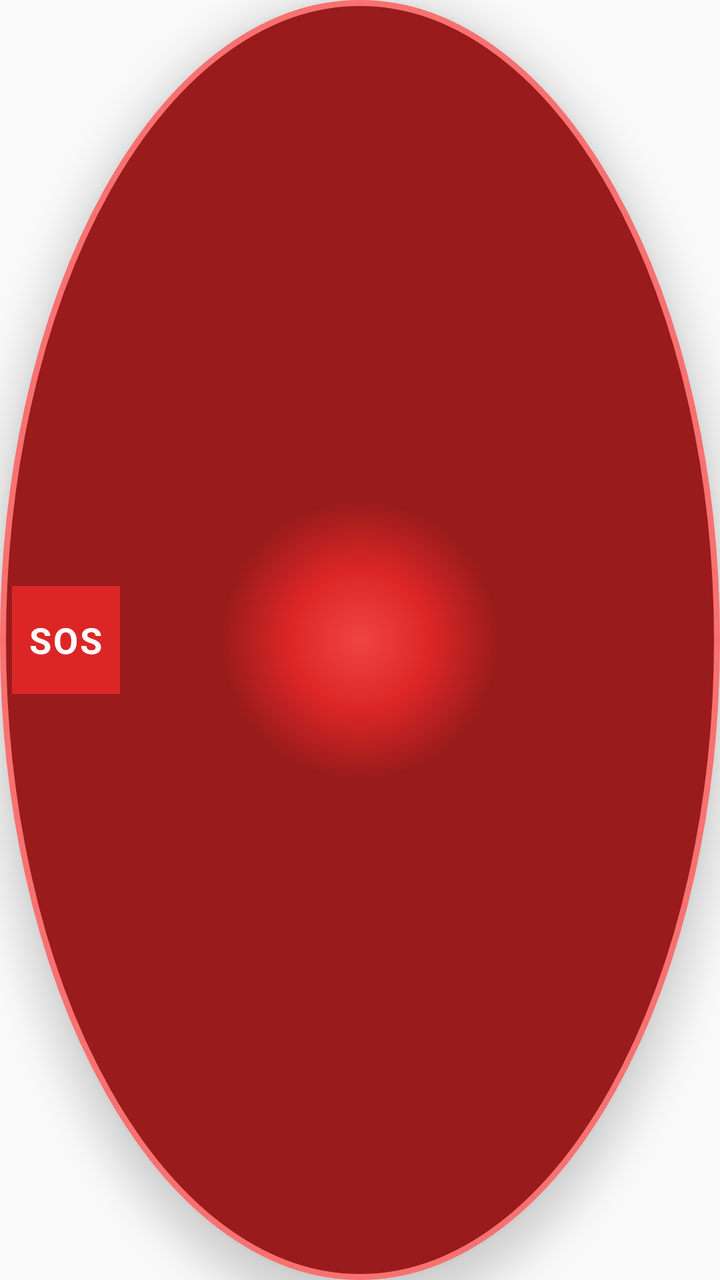
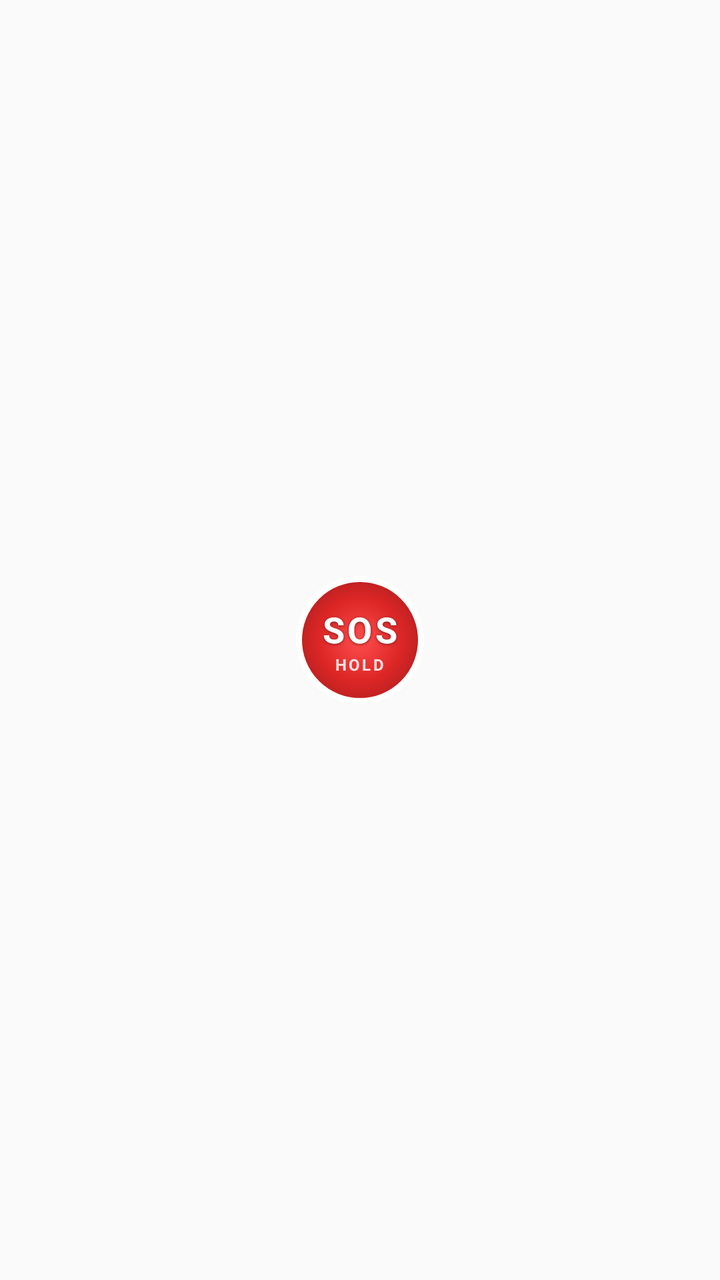

Compare the two renders of this Android layout. The source of the first and the diff that turns it into the second are given below.
<!-- AndroidManifest.xml: application theme AppTheme -->
<!-- res/layout/floating_widget_modern.xml -->
<?xml version="1.0" encoding="utf-8"?>
<LinearLayout xmlns:android="http://schemas.android.com/apk/res/android"
    android:layout_width="wrap_content"
    android:layout_height="wrap_content"
    android:orientation="horizontal"
    android:gravity="center_vertical"
    android:background="@drawable/sos_widget_circle"
    android:padding="6dp"
    android:elevation="12dp">

    
    <FrameLayout
        android:id="@+id/btn_sos"
        android:layout_width="54dp"
        android:layout_height="54dp"
        android:background="#dc2626"
        android:clickable="true"
        android:focusable="true">

        <TextView
            android:layout_width="wrap_content"
            android:layout_height="wrap_content"
            android:layout_gravity="center"
            android:text="SOS"
            android:textColor="#ffffff"
            android:textSize="18sp"
            android:textStyle="bold"
            android:letterSpacing="0.05" />
    </FrameLayout>

    
    <ImageView
        android:id="@+id/icon_wifi"
        android:layout_width="1dp"
        android:layout_height="1dp"
        android:visibility="gone" />

    <ImageView
        android:id="@+id/icon_bluetooth"
        android:layout_width="1dp"
        android:layout_height="1dp"
        android:visibility="gone" />

    <ImageView
        android:id="@+id/icon_refresh"
        android:layout_width="1dp"
        android:layout_height="1dp"
        android:visibility="gone" />

</LinearLayout>
<!-- resources referenced by this layout -->
<resources>
  <!-- drawable sos_widget_circle (drawable) -->
  <?xml version="1.0" encoding="utf-8"?>
  <shape xmlns:android="http://schemas.android.com/apk/res/android"
      android:shape="oval">
      <gradient
          android:startColor="#ef4444"
          android:centerColor="#dc2626"
          android:endColor="#991b1b"
          android:type="radial"
          android:gradientRadius="70dp" />
      <stroke
          android:width="3dp"
          android:color="#f87171" />
  </shape>
  <style name="AppTheme" parent="Theme.AppCompat.Light.DarkActionBar">
          
          <item name="colorPrimary">@color/colorPrimary</item>
          <item name="colorPrimaryDark">@color/colorPrimaryDark</item>
          <item name="colorAccent">@color/colorAccent</item>
      </style>
  <color name="colorPrimary">#020617</color>
  <color name="colorPrimaryDark">#000000</color>
  <color name="colorAccent">#10b981</color>
</resources>

<!-- the commit's change to res/layout/floating_widget_modern.xml (unified diff, before → after) -->
@@ -3,29 +3,48 @@
     android:layout_width="wrap_content"
     android:layout_height="wrap_content"
     android:orientation="horizontal"
-    android:gravity="center_vertical"
-    android:background="@drawable/sos_widget_circle"
-    android:padding="6dp"
-    android:elevation="12dp">
+    android:gravity="center"
+    android:padding="4dp"
+    android:elevation="16dp">
 
     
     <FrameLayout
         android:id="@+id/btn_sos"
-        android:layout_width="54dp"
-        android:layout_height="54dp"
-        android:background="#dc2626"
+        android:layout_width="64dp"
+        android:layout_height="64dp"
+        android:background="@drawable/sos_widget_circle"
         android:clickable="true"
         android:focusable="true">
 
-        <TextView
+        <LinearLayout
             android:layout_width="wrap_content"
             android:layout_height="wrap_content"
             android:layout_gravity="center"
-            android:text="SOS"
-            android:textColor="#ffffff"
-            android:textSize="18sp"
-            android:textStyle="bold"
-            android:letterSpacing="0.05" />
+            android:orientation="vertical"
+            android:gravity="center">
+
+            <TextView
+                android:layout_width="wrap_content"
+                android:layout_height="wrap_content"
+                android:text="SOS"
+                android:textColor="#ffffff"
+                android:textSize="18sp"
+                android:textStyle="bold"
+                android:letterSpacing="0.08"
+                android:shadowColor="#7f1d1d"
+                android:shadowDx="0"
+                android:shadowDy="1"
+                android:shadowRadius="3" />
+
+            <TextView
+                android:layout_width="wrap_content"
+                android:layout_height="wrap_content"
+                android:text="HOLD"
+                android:textColor="#fee2e2"
+                android:textSize="8sp"
+                android:textStyle="bold"
+                android:letterSpacing="0.14" />
+        </LinearLayout>
     </FrameLayout>
 
     
<!-- resource entries referenced after the edit -->
@@ -5,14 +5,14 @@
   <shape xmlns:android="http://schemas.android.com/apk/res/android"
       android:shape="oval">
       <gradient
-          android:startColor="#ef4444"
+          android:startColor="#ff4d4d"
           android:centerColor="#dc2626"
           android:endColor="#991b1b"
           android:type="radial"
-          android:gradientRadius="70dp" />
+          android:gradientRadius="42dp" />
       <stroke
           android:width="3dp"
-          android:color="#f87171" />
+          android:color="#ffffff" />
   </shape>
   <style name="AppTheme" parent="Theme.AppCompat.Light.DarkActionBar">
           
